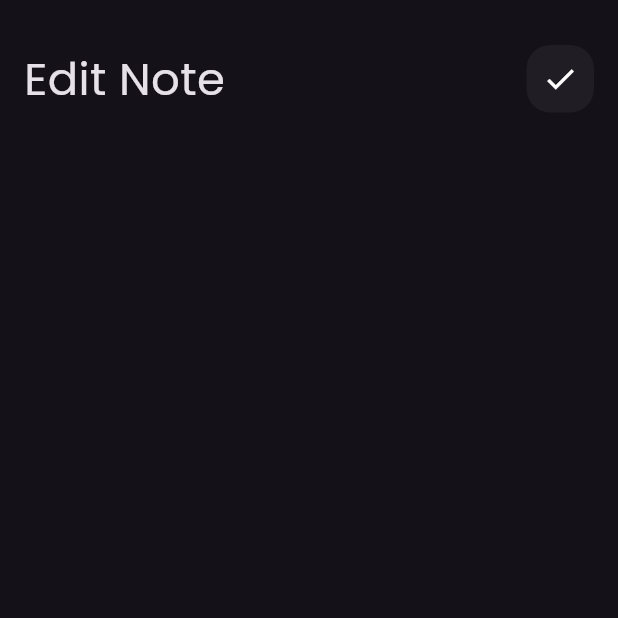
After one commit to omaaramer/notes_app, a Flutter app: the screen it shows after launch, after a tap on "Flutter", on a phone screen of 412 x 824 dp, the top half of it. The commit adds this screen. Run offline on Flutter 3.47's test engine with Material 3 defaults, Android fonts, the phone set to English and light mode, and no system bars.

Commit message:
customize appBar

```diff
--- /dev/null
+++ b/lib/views/edit_note_view.dart
@@ -0,0 +1,14 @@
+import 'package:flutter/material.dart';
+
+import 'widgets/edit_note_body.dart';
+
+class EditeNoteView extends StatelessWidget {
+  const EditeNoteView({super.key});
+
+  @override
+  Widget build(BuildContext context) {
+    return const Scaffold(
+      body: EditNoteBody(),
+    );
+  }
+}
--- a/lib/views/widgets/custom_app_bar.dart
+++ b/lib/views/widgets/custom_app_bar.dart
@@ -2,21 +2,23 @@ import 'package:flutter/material.dart';
 import 'custom_search_icon.dart';
 
 class CustomAppBar extends StatelessWidget {
-  const CustomAppBar({super.key});
+  const CustomAppBar({super.key, required this.text, required this.icon});
+  final String text;
+  final Icon icon;
 
   @override
   Widget build(BuildContext context) {
-    return const Row(
+    return Row(
       mainAxisAlignment: MainAxisAlignment.spaceBetween,
       crossAxisAlignment: CrossAxisAlignment.center,
       children: [
         Text(
-          'Notes',
-          style: TextStyle(
+          text,
+          style: const TextStyle(
             fontSize: 30,
           ),
         ),
-        CustomSearchIcon(),
+        CustomSearchIcon(icon: icon),
       ],
     );
   }
--- a/lib/views/widgets/custom_note_item.dart
+++ b/lib/views/widgets/custom_note_item.dart
@@ -1,4 +1,5 @@
 import 'package:flutter/material.dart';
+import 'package:notes_app/views/edit_note_view.dart';
 
 class NoteItem extends StatelessWidget {
   const NoteItem({
@@ -7,7 +8,12 @@ class NoteItem extends StatelessWidget {
 
   @override
   Widget build(BuildContext context) {
-    return Container(
+    return GestureDetector(
+      onTap: () {
+        Navigator.push(context,
+            MaterialPageRoute(builder: (context) => const EditeNoteView()));
+      },
+      child: Container(
         padding: const EdgeInsets.only(top: 24, bottom: 24, left: 8),
         decoration: BoxDecoration(
           borderRadius: BorderRadius.circular(16),
@@ -51,6 +57,7 @@ class NoteItem extends StatelessWidget {
             ),
           ],
         ),
+      ),
     );
   }
 }
--- a/lib/views/widgets/custom_search_icon.dart
+++ b/lib/views/widgets/custom_search_icon.dart
@@ -1,10 +1,8 @@
 import 'package:flutter/material.dart';
 
 class CustomSearchIcon extends StatelessWidget {
-  const CustomSearchIcon({
-    super.key,
-  });
-
+  const CustomSearchIcon({super.key, required this.icon});
+  final Icon icon;
   @override
   Widget build(BuildContext context) {
     return Container(
@@ -13,13 +11,7 @@ class CustomSearchIcon extends StatelessWidget {
       decoration: BoxDecoration(
           color: Colors.white.withOpacity(.05),
           borderRadius: BorderRadius.circular(16)),
-      child: IconButton(
-        onPressed: () {},
-        icon: const Icon(
-          Icons.search,
-          size: 30,
-        ),
-      ),
+      child: IconButton(onPressed: () {}, icon: icon),
     );
   }
 }
--- /dev/null
+++ b/lib/views/widgets/edit_note_body.dart
@@ -0,0 +1,27 @@
+import 'package:flutter/material.dart';
+
+import 'custom_app_bar.dart';
+
+class EditNoteBody extends StatelessWidget {
+  const EditNoteBody({super.key});
+
+  @override
+  Widget build(BuildContext context) {
+    return const Padding(
+      padding: EdgeInsets.symmetric(horizontal: 16),
+      child: Column(
+        children: [
+          SizedBox(height: 30),
+          CustomAppBar(
+            text: 'Edit Note',
+            icon: Icon(
+              Icons.check,
+              color: Colors.white,
+            ),
+          ),
+          SizedBox(height: 10),
+        ],
+      ),
+    );
+  }
+}
--- a/lib/views/widgets/notes_view_body.dart
+++ b/lib/views/widgets/notes_view_body.dart
@@ -13,7 +13,13 @@ class NotesViewBody extends StatelessWidget {
         child: Column(
           children: [
             SizedBox(height: 30),
-            CustomAppBar(),
+            CustomAppBar(
+              text: 'Notes',
+              icon: Icon(
+                Icons.search,
+                color: Colors.white,
+              ),
+            ),
             SizedBox(height: 10),
             NotListView()
           ],
```
Lines whose indentation alone changed are shown as unchanged.
